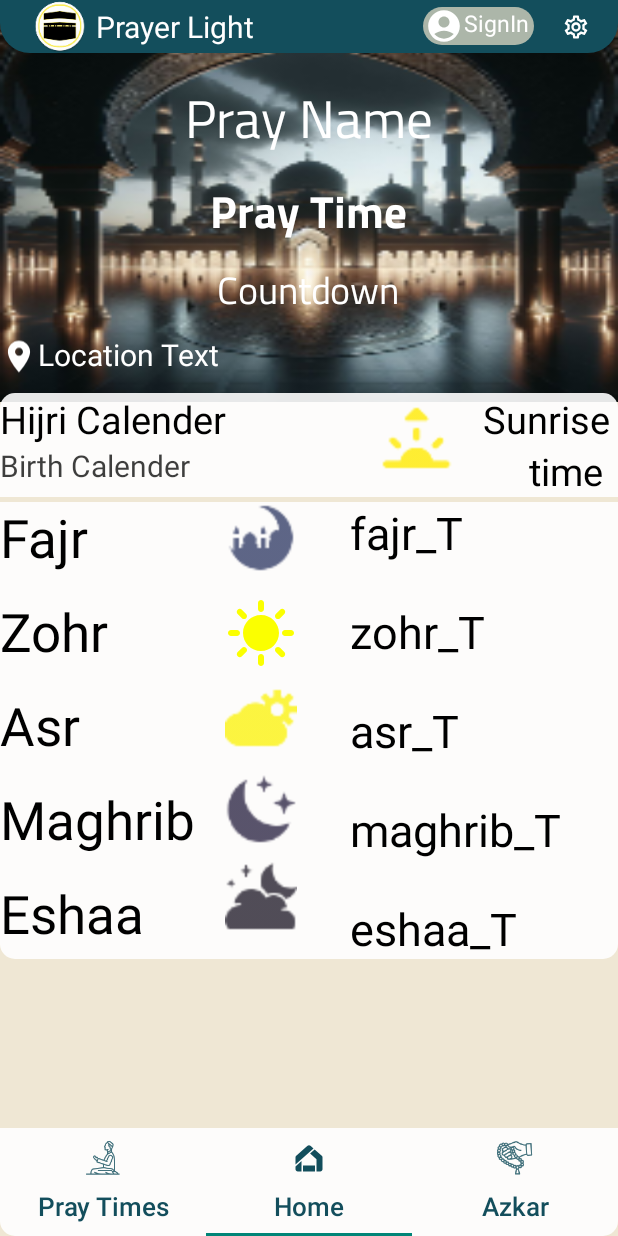
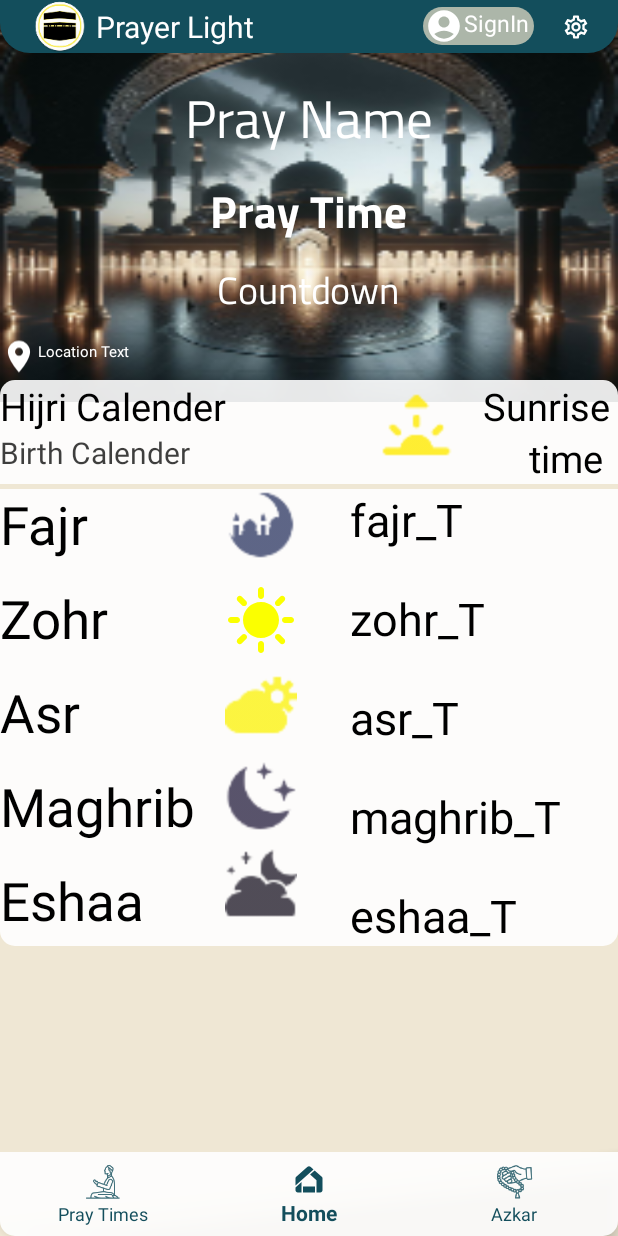
Before and after one commit to Ahmednasser21/PrayerLight, an Android app: the Main screen opened directly, with no data from a screen before it, on a phone screen of 412 x 824 dp. Run offline under Robolectric (Android 15) with nearby library versions, the light colour scheme and no system bars.

Commit message:
start location services in main fragment(pre complete bottom nav view configuration)

```diff
--- a/app/src/main/java/com/demo1/prayerlight/LanguageActivity.kt
+++ b/app/src/main/java/com/demo1/prayerlight/LanguageActivity.kt
@@ -1,8 +1,8 @@
 package com.demo1.prayerlight
 
 import android.content.Intent
+import android.os.Bundle
 import androidx.appcompat.app.AppCompatActivity
-import android.os.Bundle
 import com.demo1.prayerlight.databinding.ActivityLanguageBinding
 
 class LanguageActivity : AppCompatActivity() {
@@ -12,7 +12,7 @@ class LanguageActivity : AppCompatActivity() {
         binding = ActivityLanguageBinding.inflate(layoutInflater)
         setContentView(binding.root)
         binding.next.setOnClickListener{
-            val intent = Intent(this, LocationActivity::class.java)
+            val intent = Intent(this, AlarmSettings::class.java)
             startActivity(intent)
         }
     }
--- a/app/src/main/java/com/demo1/prayerlight/Main.kt
+++ b/app/src/main/java/com/demo1/prayerlight/Main.kt
@@ -1,11 +1,21 @@
 package com.demo1.prayerlight
 
+import android.Manifest
+import android.content.Context
+import android.content.pm.PackageManager
+import android.location.Address
+import android.location.Geocoder
+import android.location.Location
+import android.location.LocationListener
+import android.location.LocationManager
 import android.os.Bundle
 import android.view.LayoutInflater
 import android.view.View
 import android.view.ViewGroup
+import androidx.core.app.ActivityCompat
 import androidx.fragment.app.Fragment
 import com.demo1.prayerlight.databinding.FragmentMainBinding
+import java.util.Locale
 
 // TODO: Rename parameter arguments, choose names that match
 // the fragment initialization parameters, e.g. ARG_ITEM_NUMBER
@@ -17,17 +27,20 @@ private const val ARG_PARAM2 = "param2"
  * Use the [Main.newInstance] factory method to
  * create an instance of this fragment.
  */
-class Main : Fragment() {
+class Main : Fragment(), LocationListener {
     // TODO: Rename and change types of parameters
     private var param1: String? = null
     private var param2: String? = null
     private lateinit var binding: FragmentMainBinding
+    private lateinit var locationManager: LocationManager
     override fun onCreate(savedInstanceState: Bundle?) {
         super.onCreate(savedInstanceState)
         arguments?.let {
             param1 = it.getString(ARG_PARAM1)
             param2 = it.getString(ARG_PARAM2)
         }
+        // Get a reference to the LocationManager class
+        locationManager = requireActivity().getSystemService(Context.LOCATION_SERVICE) as LocationManager
     }
 
     override fun onCreateView(
@@ -36,8 +49,62 @@ class Main : Fragment() {
     ): View {
         binding = FragmentMainBinding.inflate(inflater,container,false)
 
+        return binding.root
+    }
 
-        return binding.root
+    override fun onResume() {
+        super.onResume()
+        // Check if the location provider is enabled
+        if (locationManager.isProviderEnabled(LocationManager.GPS_PROVIDER)) {
+            // Request location updates from the location provider
+            if (ActivityCompat.checkSelfPermission(
+                    requireContext(),
+                    Manifest.permission.ACCESS_FINE_LOCATION
+                ) != PackageManager.PERMISSION_GRANTED && ActivityCompat.checkSelfPermission(
+                    requireContext(),
+                    Manifest.permission.ACCESS_COARSE_LOCATION
+                ) != PackageManager.PERMISSION_GRANTED
+            ) {
+                // TODO: Consider calling
+                //    ActivityCompat#requestPermissions
+                // here to request the missing permissions, and then overriding
+                //   public void onRequestPermissionsResult(int requestCode, String[] permissions,
+                //                                          int[] grantResults)
+                // to handle the case where the user grants the permission. See the documentation
+                // for ActivityCompat#requestPermissions for more details.
+                return
+            }
+            locationManager.requestLocationUpdates(LocationManager.GPS_PROVIDER, 0, 0f, this)
+        }
+    }
+
+    override fun onDestroy() {
+        super.onDestroy()
+        // Remove location updates
+        locationManager.removeUpdates(this)
+    }
+
+    // Implement the LocationListener interface
+    override fun onLocationChanged(location: Location) {
+        // Get the location information, such as longitude and latitude
+        val longitude = location.longitude
+        val latitude = location.latitude
+        val geocoder = Geocoder(requireContext(), Locale.getDefault())
+        val addresses: List<Address> = geocoder.getFromLocation(latitude, longitude, 1) as List<Address>
+        val placeName = addresses[0].getAddressLine(0)
+        binding.locationText.text =placeName.toString()
+    }
+
+    override fun onProviderEnabled(provider: String) {
+        // Do something when the location provider is enabled
+    }
+
+    override fun onProviderDisabled(provider: String) {
+        // Do something when the location provider is disabled
+    }
+
+    override fun onStatusChanged(provider: String, status: Int, extras: Bundle) {
+        // Do something when the location provider status changes
     }
 
     companion object {
--- a/app/src/main/java/com/demo1/prayerlight/MainActivity.kt
+++ b/app/src/main/java/com/demo1/prayerlight/MainActivity.kt
@@ -5,10 +5,7 @@ import android.view.Menu
 import android.view.MenuItem
 import android.widget.Toast
 import androidx.appcompat.app.AppCompatActivity
-import androidx.core.content.ContextCompat
 import com.demo1.prayerlight.databinding.ActivityMainBinding
-import com.google.android.material.tabs.TabLayout
-import com.google.android.material.tabs.TabLayoutMediator
 
 
 class MainActivity : AppCompatActivity() {
@@ -19,64 +16,27 @@ class MainActivity : AppCompatActivity() {
         binding = ActivityMainBinding.inflate(layoutInflater)
         setContentView(binding.root)
 
-//        =========== Handling Tab layout=================
+//        =========== Handling Bottom nav view=================
         binding.viewerPager.adapter = PagerAdapter(this)
 
-        val tabLayoutMediator = TabLayoutMediator(binding.mainTabLayout,binding.viewerPager)
-            { tab, position ->
-                when (position) {
-                    0 -> {
-                        tab.icon = ContextCompat.getDrawable(
-                            this, R.drawable.ic_prayer
-                        )
-                        tab.text = ContextCompat.getString(this, R.string.pray)
-                    }
+        binding.bottomNavBar.setOnNavigationItemSelectedListener { item ->
+            when (item.itemId) {
+                R.id.pray -> binding.viewerPager.currentItem = 0
+                R.id.home -> binding.viewerPager.currentItem = 1
+                R.id.azkar -> binding.viewerPager.currentItem = 2
+            }
+            when (item.itemId) {
+                R.id.pray -> supportActionBar?.title = "Prayer Times"
+                R.id.home -> supportActionBar?.title = "Prayer Light"
+                R.id.azkar -> supportActionBar?.title = "Azkar"
+            }
+            true
+        }
 
-                    1 -> {
-                        tab.icon = ContextCompat.getDrawable(
-                            this, R.drawable.outline_home_app_logo_24
-                        )
-                        tab.text = ContextCompat.getString(this, R.string.home)
-                    }
+        binding.bottomNavBar.selectedItemId = R.id.home
 
-                    2 -> {
-                        tab.icon = ContextCompat.getDrawable(
-                            this, R.drawable.ic_prayer_beads
-                        )
-                        tab.text = ContextCompat.getString(this, R.string.azkar)
-
-                    }
-                }
-            }
-        tabLayoutMediator.attach()
-
-        binding.viewerPager.setCurrentItem(1,true)
-
-        binding.mainTabLayout.addOnTabSelectedListener (object : TabLayout.OnTabSelectedListener {
-            override fun onTabSelected (tab: TabLayout.Tab?) {
-
-                when (tab?.position) {
-                    0 -> supportActionBar?.title = "Prayer Times"
-                    2 -> supportActionBar?.title = "Azkar"
-                    1 -> supportActionBar?.title = "Prayer Light"
-                }
-            }
-
-            override fun onTabUnselected (tab: TabLayout.Tab?) {
-                if (tab?.position == 1) supportActionBar?.title = "Prayer Light"
-
-            }
-
-            override fun onTabReselected (tab: TabLayout.Tab?) {
-                if (tab?.position == 1) supportActionBar?.title = "Prayer Light"
-            }
-        })
 //        =========== End of handling Tab layout =================
-
-
     }
-
-
 //    ================ option menu =================================
     override fun onCreateOptionsMenu(menu: Menu?): Boolean {
         menuInflater.inflate(R.menu.menu_main,menu)
--- a/app/src/main/res/layout/activity_main.xml
+++ b/app/src/main/res/layout/activity_main.xml
@@ -11,34 +11,16 @@
         android:layout_height="match_parent"
         android:id="@+id/viewer_pager"/>
 
-        <com.google.android.material.tabs.TabLayout
-            android:id="@+id/main_tabLayout"
-            android:layout_width="match_parent"
-            android:layout_height="wrap_content"
-            android:layout_gravity="bottom"
-            android:background="@drawable/main_back2"
-            app:tabMode="fixed"
-            style="@style/TabLayoutStyle">
+    <com.google.android.material.bottomnavigation.BottomNavigationView
+        android:id="@+id/bottom_nav_bar"
+        android:layout_width="match_parent"
+        android:layout_height="wrap_content"
+        android:layout_gravity="bottom"
+        android:background="@drawable/main_back2"
+        app:itemIconTint="@color/second"
+        app:itemTextColor="@color/second"
+        app:labelVisibilityMode="auto"
+        app:menu="@menu/bottom_nav_menu" />
 
-            <com.google.android.material.tabs.TabItem
-                android:layout_width="wrap_content"
-                android:layout_height="wrap_content"
-                android:text="@string/pray"
-                android:icon="@drawable/ic_prayer"  />
-
-            <com.google.android.material.tabs.TabItem
-                android:layout_width="wrap_content"
-                android:layout_height="wrap_content"
-                android:text="@string/home"
-
-                android:icon="@drawable/outline_home_app_logo_24"/>
-
-            <com.google.android.material.tabs.TabItem
-                android:layout_width="wrap_content"
-                android:layout_height="wrap_content"
-                android:text="@string/azkar"
-                android:icon="@drawable/ic_prayer_beads"/>
-
-    </com.google.android.material.tabs.TabLayout>
 
 </FrameLayout>
--- a/app/src/main/res/layout/fragment_main.xml
+++ b/app/src/main/res/layout/fragment_main.xml
@@ -63,10 +63,10 @@
         android:layout_below="@+id/countdown"
         android:layout_alignStart="@+id/location_icon"
         android:layout_marginStart="25dp"
-            android:layout_marginTop="5dp"
+        android:layout_marginTop="10dp"
         android:text="@string/location_text"
         android:textColor="@color/white"
-            android:textSize="20sp" />
+        android:textSize="10sp" />
     <RelativeLayout
         android:id="@+id/relative"
         android:layout_width="match_parent"
--- /dev/null
+++ b/app/src/main/res/menu/bottom_nav_menu.xml
@@ -0,0 +1,13 @@
+<?xml version="1.0" encoding="utf-8"?>
+<menu xmlns:android="http://schemas.android.com/apk/res/android">
+    <item android:id="@+id/pray"
+        android:title="@string/pray"
+        android:icon="@drawable/ic_prayer"/>
+    <item
+        android:id="@+id/home"
+        android:title="@string/home"
+        android:icon="@drawable/outline_home_app_logo_24"/>
+    <item android:id="@+id/azkar"
+        android:title="@string/azkar"
+        android:icon="@drawable/ic_prayer_beads"/>
+</menu>
```
Also changed, not shown: app/src/main/java/com/demo1/prayerlight/AlarmSettings.kt (+5 -5 lines), app/src/main/java/com/demo1/prayerlight/LocationActivity.kt (+16 -10 lines), app/src/main/res/layout/activity_alarm_settings.xml (+8 -4 lines), app/src/main/res/layout/activity_location.xml (+6 -2 lines). Lines whose indentation alone changed are shown as unchanged.
